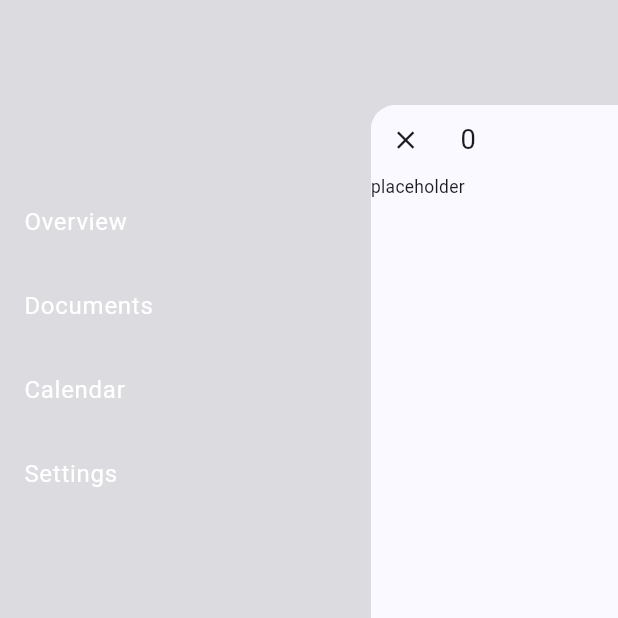
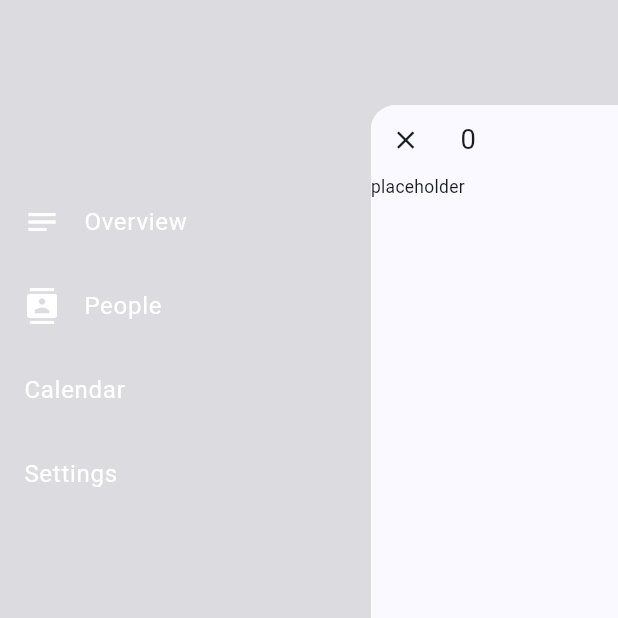
Before and after one commit to hamburg1r/expensetracker, a Flutter app: the screen it shows after launch, after a tap on the "menu" icon, on a phone screen of 412 x 824 dp, the top half of it. Run offline on Flutter 3.47's test engine with Material 3 defaults, Android fonts, the phone set to English and light mode, and no system bars; drawn by our look-alikes of dynamic_color, flutter_advanced_drawer; our stand-ins replace flutter_bloc, freezed_annotation, objectbox; generated files the repository leaves out were written again.

Commit message:
Added initial implementation of overview and people screens

```diff
--- a/lib/main.dart
+++ b/lib/main.dart
@@ -1,15 +1,25 @@
 import 'package:dynamic_color/dynamic_color.dart';
 import 'package:expensetracker/cubit/index_cubit.dart';
+import 'package:expensetracker/objectbox.g.dart';
+import 'package:expensetracker/screens/people.dart';
 import 'package:flutter/material.dart';
 import 'package:flutter_advanced_drawer/flutter_advanced_drawer.dart';
 import 'package:flutter_bloc/flutter_bloc.dart';
+import 'package:path_provider/path_provider.dart';
+import 'package:path/path.dart' as p show join;
 
-void main() {
-  runApp(const App());
+import 'screens/overview.dart';
+
+void main() async {
+  WidgetsFlutterBinding.ensureInitialized();
+  final path = await getApplicationDocumentsDirectory();
+  Store store = await openStore(directory: p.join(path.path, 'db'));
+  runApp(App(store: store));
 }
 
 class App extends StatelessWidget {
-  const App({super.key});
+  final Store store;
+  const App({required this.store, super.key});
 
   @override
   Widget build(BuildContext context) {
@@ -53,7 +63,7 @@ class App extends StatelessWidget {
           themeMode: ThemeMode.system,
           home: BlocProvider(
             create: (BuildContext context) => IndexCubit(),
-            child: HomeScreen(),
+            child: HomeScreen(store: store),
           ),
         );
       },
@@ -62,7 +72,8 @@ class App extends StatelessWidget {
 }
 
 class HomeScreen extends StatefulWidget {
-  const HomeScreen({super.key});
+  final Store store;
+  const HomeScreen({required this.store, super.key});
 
   @override
   State<HomeScreen> createState() => _HomeScreenState();
@@ -72,7 +83,10 @@ class _HomeScreenState extends State<HomeScreen> {
   final _advancedDrawerController = AdvancedDrawerController();
 
   Widget _getScreen(int index) {
-    appBar(Widget title, [List<Widget> actions = const []]) => AppBar(
+    appBar(
+      Widget title, [
+      List<Widget> actions = const [],
+    ]) => AppBar(
       title: title,
       leading: IconButton(
         onPressed: _handleMenuButtonPressed,
@@ -94,19 +108,20 @@ class _HomeScreenState extends State<HomeScreen> {
 
     switch (index) {
       case 0:
-        return Scaffold(
-          appBar: appBar(Text('0')),
-          body: Text('placeholder'),
-          floatingActionButton: FloatingActionButton(
-            shape: CircleBorder(),
-            onPressed: () => print("Hello"),
-            child: Icon(Icons.add),
-          ),
-        );
+        return OverviewScreen(appBar, widget.store);
+      case 1:
+        return PeopleScreen(appBar, widget.store);
       default:
         return Scaffold(
           body: Center(
-            child: FittedBox(child: Text('?', style: TextStyle(fontSize: 100))),
+            child: FittedBox(
+              child: Text(
+                '?',
+                style: TextStyle(
+                  fontSize: 100,
+                ),
+              ),
+            ),
           ),
         );
     }
@@ -161,7 +176,7 @@ class _HomeScreenState extends State<HomeScreen> {
                   }
                   _advancedDrawerController.hideDrawer();
                 },
-                // leading: Icon(Icons.notes),
+                leading: Icon(Icons.notes),
                 title: Text('Overview'),
               ),
               ListTile(
@@ -171,8 +186,8 @@ class _HomeScreenState extends State<HomeScreen> {
                   }
                   _advancedDrawerController.hideDrawer();
                 },
-                // leading: Icon(Icons.folder),
-                title: Text('Documents'),
+                leading: Icon(Icons.contacts),
+                title: Text('People'),
               ),
               ListTile(
                 onTap: () {
--- /dev/null
+++ b/lib/screens/overview.dart
@@ -0,0 +1,25 @@
+import 'package:flutter/material.dart';
+import 'package:objectbox/objectbox.dart';
+
+class OverviewScreen extends StatelessWidget {
+  final AppBar Function(Widget, [List<Widget>]) appBar;
+  final Store store;
+  const OverviewScreen(
+    this.appBar,
+    this.store, {
+    super.key,
+  });
+
+  @override
+  Widget build(BuildContext context) {
+    return Scaffold(
+      appBar: appBar(Text('0')),
+      body: Text('placeholder'),
+      floatingActionButton: FloatingActionButton(
+        shape: CircleBorder(),
+        onPressed: () => print("Hello"),
+        child: Icon(Icons.add),
+      ),
+    );
+  }
+}
--- a/pubspec.yaml
+++ b/pubspec.yaml
@@ -41,6 +41,8 @@ dependencies:
   freezed_annotation: ^3.1.0
   json_annotation: ^4.9.0
   flutter_bloc: ^9.1.1
+  path_provider: ^2.1.5
+  path: ^1.9.1
 
 dev_dependencies:
   flutter_test:
```
Also changed, not shown: lib/screens/people.dart (added, +66 -0 lines), pubspec.lock.
